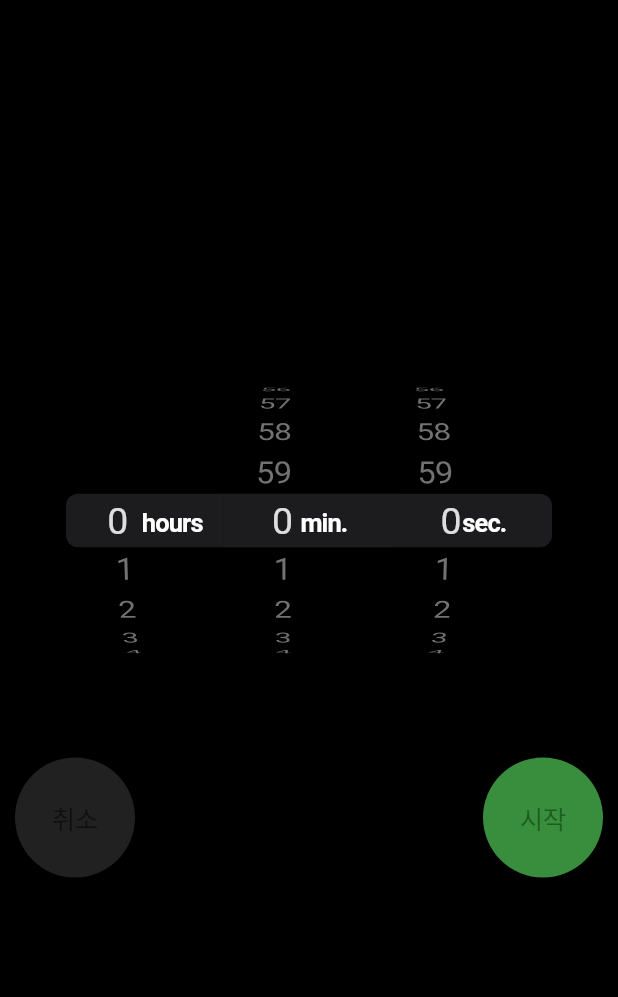
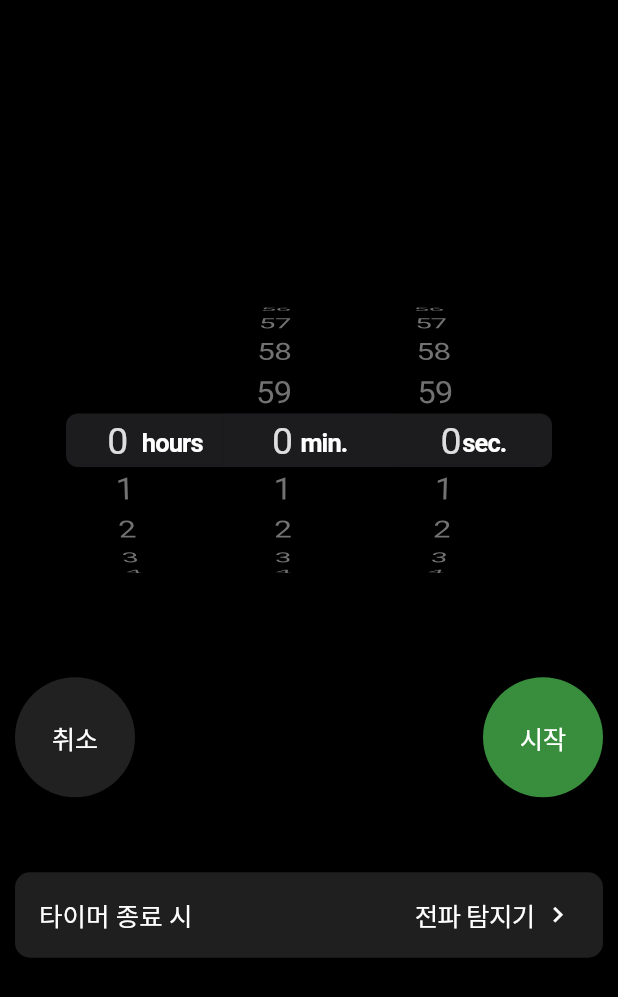
Before and after one commit to kimiszero/iPhone_app_clonecoding, a Flutter app: the screen it shows after launch, on a phone screen of 412 x 824 dp. Shown: the top 997 px of the screen. Run offline on Flutter 3.47's test engine with Material 2 defaults, Android fonts, the phone set to English and light mode, and no system bars.

Commit message:
add: alram button

```diff
--- a/timer_app/lib/veiw/timer_view.dart
+++ b/timer_app/lib/veiw/timer_view.dart
@@ -32,29 +32,63 @@ class _TimerViewState extends State<TimerView> {
                   radius: 40,
                   backgroundColor: Colors.grey.shade900,
                   child: CupertinoButton(
-                      child: Text('취소', style: TextStyle(color: Colors.black54),), onPressed: (){}),
+                      child: Text(
+                        '취소',
+                        style: TextStyle(color: Colors.white),
+                      ),
+                      onPressed: () {}),
                 ),
                 CircleAvatar(
                   radius: 40,
                   backgroundColor: Colors.green.shade700..opacity,
                   child: CupertinoButton(
-                      child: Text('시작', style: TextStyle(color: Colors.green.shade900),), onPressed: (){}),
+                      child: Text(
+                        '시작',
+                        style: TextStyle(color: Colors.white),
+                      ),
+                      onPressed: () {}),
                 ),
-
               ],
-            )
+            ),
+            const SizedBox(height: 50),
+            Container(
+              decoration: BoxDecoration(
+                color: Colors.white12,
+                borderRadius: BorderRadius.circular(10),
+              ),
+              padding: EdgeInsets.only(left: 16),
+              child: Row(
+                mainAxisAlignment: MainAxisAlignment.spaceBetween,
+                children: [
+                  const Text('타이머 종료 시', style: TextStyle(color: Colors.white, fontSize: 17),),
+                  CupertinoButton(
+                      child: Row(
+                        children: const [
+                          Text(
+                            '전파 탐지기',
+                            style: TextStyle(color: Colors.white),
+                          ),
+                          SizedBox(width: 5),
+                          Icon(
+                            Icons.chevron_right,
+                            color: Colors.white,
+                          ),
+                        ],
+                      ),
+                      onPressed: () {}),
+                ],
+              ),
+            ),
           ],
         ),
       ),
     );
   }
 
-  Widget renderTimer(){
+  Widget renderTimer() {
     return Center(
       child: CupertinoTheme(
-        data: CupertinoThemeData(
-            brightness: Brightness.dark
-        ),
+        data: CupertinoThemeData(brightness: Brightness.dark),
         child: CupertinoTimerPicker(
           mode: CupertinoTimerPickerMode.hms,
           onTimerDurationChanged: (Duration newDuration) {},
```
